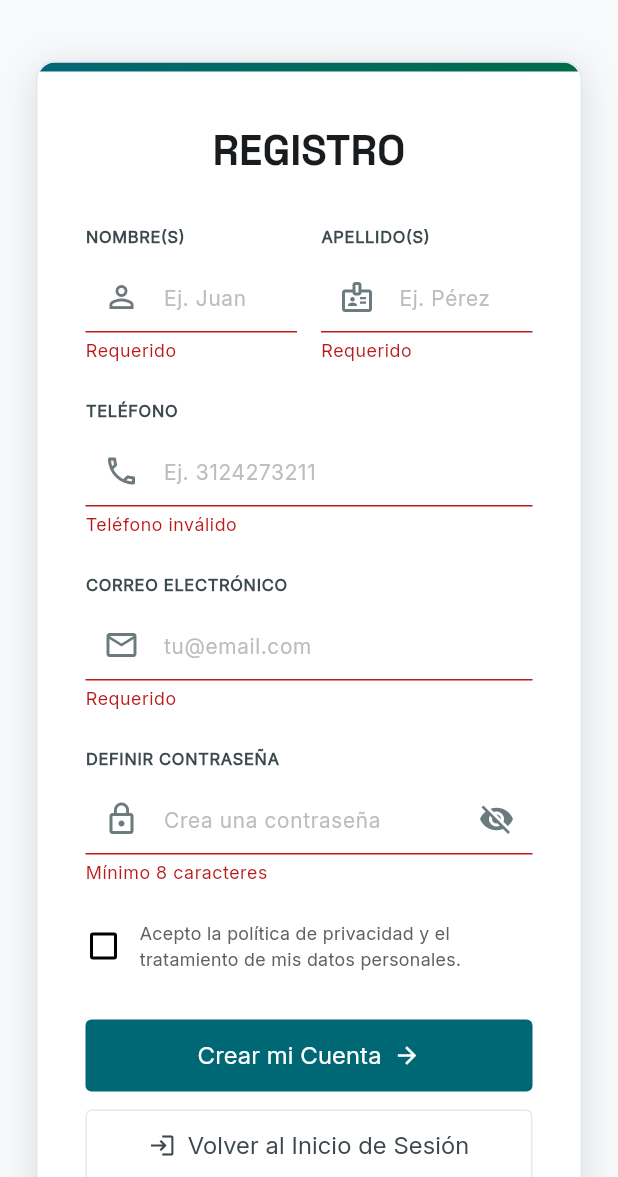
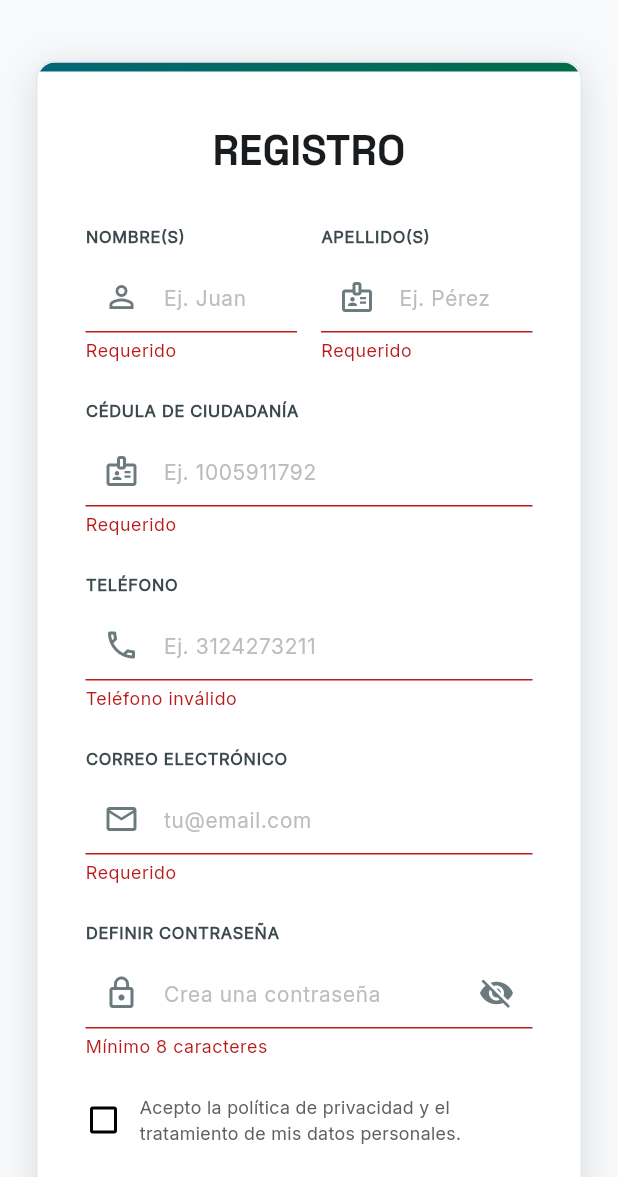
Before and after one commit to Prado500/ecotur-asoprado-fe, a Flutter app: the RegisterScreen screen opened directly, after a tap on "Crear mi Cuenta", on a phone screen of 412 x 824 dp, the part 59-1236 px from its top. Run offline on Flutter 3.47's test engine with Material 3 defaults, Android fonts, the phone set to English and light mode, and no system bars; our stand-ins replace flutter_dotenv, shared_preferences; accounts and stored records are empty.

Commit message:
feat(auth): synchronize registration data contract with national ID (cédula)
Motivation:
The backend API was recently upgraded to require a national ID (cédula) for strict data governance and RBAC (HU-10 & HU-11). The frontend registration flow lacked this parameter, causing a data contract mismatch resulting in HTTP 422 Unprocessable Entity errors. This commit introduces the field across the MVVM pipeline, implementing strict client-side validation to enforce the fail-fast principle and reduce unnecessary server load.

Architectural Execution:
- Domain (TouristService): Expanded the `registerTourist` signature to include the `cedula` payload, mapping it to the exact JSON key expected by FastAPI.
- State (RegisterViewModel): Implemented a tracked `cedulaController` with strict memory management during the `dispose()` cascade.
- Presentation (RegisterScreen): Injected the new CustomInput with identical regex constraints as the backend (`^\d{6,10}$`), ensuring users can only submit 6 to 10 numerical digits.

```diff
--- a/lib/screens/register_screen.dart
+++ b/lib/screens/register_screen.dart
@@ -133,6 +133,19 @@ class _RegisterScreenState extends State<RegisterScreen> {
                           ),
                           const SizedBox(height: 24),
 
+                          // --- FAIL-FAST CLIENT-SIDE VALIDATION FOR CÉDULA ---
+                          CustomInput(
+                            label: 'CÉDULA DE CIUDADANÍA', hint: 'Ej. 1005911792', icon: Icons.badge_outlined,
+                            controller: _viewModel.cedulaController, keyboardType: TextInputType.number,
+                            validator: (val) {
+                              if (val == null || val.isEmpty) return 'Requerido';
+                              final cedulaRegex = RegExp(r'^\d{6,10}$');
+                              if (!cedulaRegex.hasMatch(val)) return 'Solo números (6 a 10 dígitos)';
+                              return null;
+                            },
+                          ),
+                          const SizedBox(height: 24),
+
                           CustomInput(
                             label: 'TELÉFONO', hint: 'Ej. 3124273211', icon: Icons.phone_outlined,
                             controller: _viewModel.phoneController, keyboardType: TextInputType.phone,
--- a/lib/services/tourist_service.dart
+++ b/lib/services/tourist_service.dart
@@ -9,6 +9,7 @@ class TouristService {
   /// Registers a new tourist by dispatching the payload to the backend.
   /// Returns a standardized map containing the operation's success status and message.
   Future<Map<String, dynamic>> registerTourist({
+    required String cedula,
     required String email,
     required String password,
     required String firstName,
@@ -18,6 +19,7 @@ class TouristService {
   }) async {
     try {
       return await _apiClient.post('/usuarios/registro', {
+        'cedula': cedula,
         'email': email,
         'password': password,
         'first_name': firstName,
--- a/lib/view_models/register_viewmodel.dart
+++ b/lib/view_models/register_viewmodel.dart
@@ -7,6 +7,7 @@ class RegisterViewModel extends ChangeNotifier {
   final TouristService _touristService;
 
   // Form Controllers strictly managed by the ViewModel to prevent memory leaks in the View.
+  final TextEditingController cedulaController = TextEditingController(); // <-- Nuevo Controlador
   final TextEditingController firstNameController = TextEditingController();
   final TextEditingController lastNameController = TextEditingController();
   final TextEditingController phoneController = TextEditingController();
@@ -48,6 +49,7 @@ class RegisterViewModel extends ChangeNotifier {
 
     // 3. Domain Service Execution
     final result = await _touristService.registerTourist(
+      cedula: cedulaController.text.trim(), // <-- Inyectado al servicio
       email: emailController.text.trim(),
       password: passwordController.text.trim(),
       firstName: firstNameController.text.trim(),
@@ -68,20 +70,16 @@ class RegisterViewModel extends ChangeNotifier {
     }
   }
 
-  /// Internal helper to update the loading spinner state.
   void _setLoading(bool value) {
     _isLoading = value;
     notifyListeners();
   }
 
-  /// Internal helper to broadcast an error message to the View.
   void _setError(String message) {
     _errorMessage = message;
     notifyListeners();
   }
 
-  /// Explicitly clears the error state without triggering a full listener rebuild.
-  /// Crucial for preventing infinite SnackBar loops after the View consumes the error.
   void clearError() {
     _errorMessage = null;
   }
@@ -89,6 +87,7 @@ class RegisterViewModel extends ChangeNotifier {
   /// Gracefully destroys the text controllers when the View is popped from the navigation stack.
   @override
   void dispose() {
+    cedulaController.dispose(); // <-- Seguridad de memoria garantizada
     firstNameController.dispose();
     lastNameController.dispose();
     phoneController.dispose();
```
